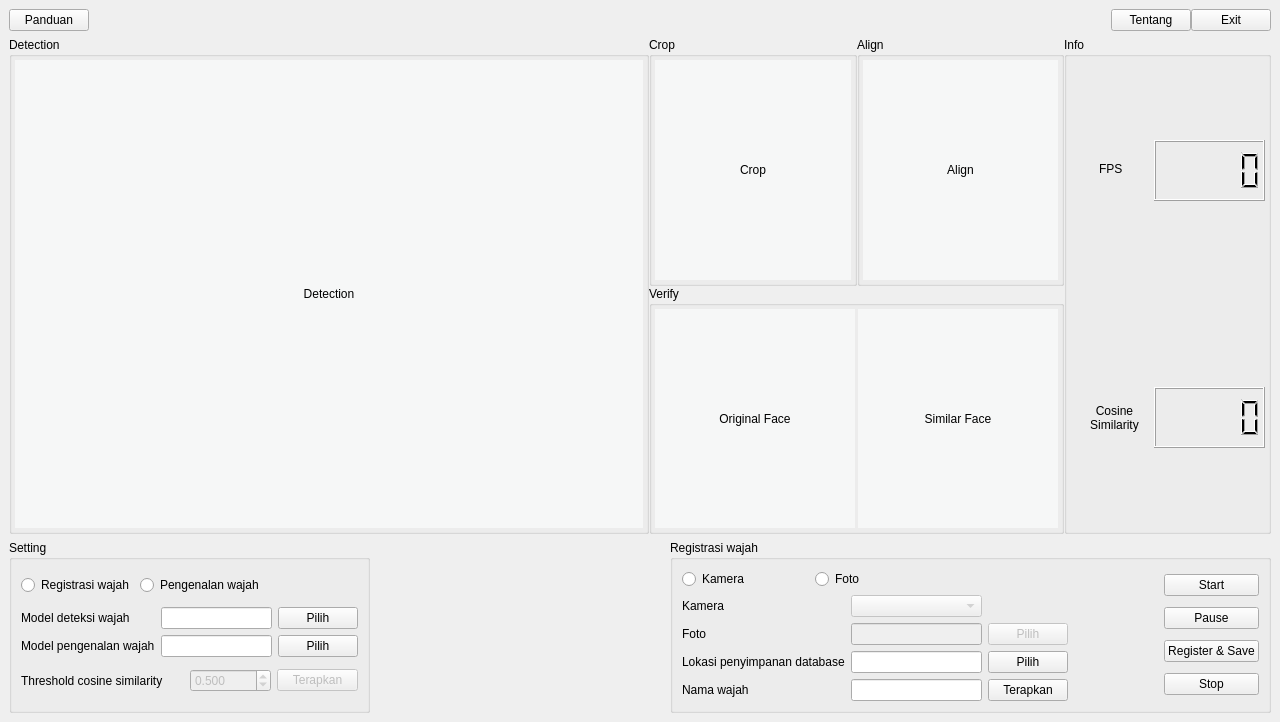
This is desain_v3.ui in yusufpraditya/face-recognition-app as Qt 5 draws it before an edit. The edited form follows.
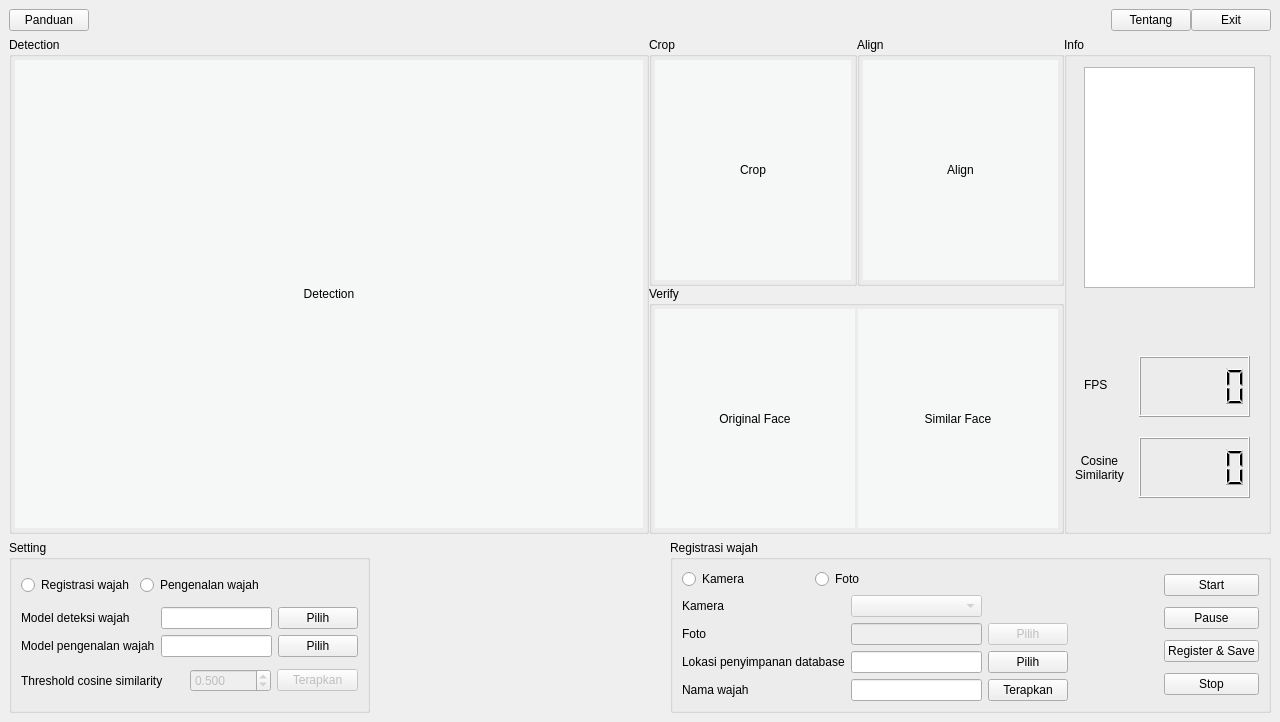
This is the edited form. The open tabs and pages were chosen to show the change.

Patch:
```diff
--- a/desain_v3.ui
+++ b/desain_v3.ui
@@ -290,8 +290,8 @@
          <widget class="QLCDNumber" name="lcdFPS">
           <property name="geometry">
            <rect>
-            <x>90</x>
-            <y>103</y>
+            <x>75</x>
+            <y>319</y>
             <width>111</width>
             <height>61</height>
            </rect>
@@ -300,8 +300,8 @@
          <widget class="QLabel" name="label">
           <property name="geometry">
            <rect>
-            <x>35</x>
-            <y>124</y>
+            <x>20</x>
+            <y>340</y>
             <width>31</width>
             <height>16</height>
            </rect>
@@ -313,8 +313,8 @@
          <widget class="QLCDNumber" name="lcdSimilarity">
           <property name="geometry">
            <rect>
-            <x>90</x>
-            <y>350</y>
+            <x>75</x>
+            <y>400</y>
             <width>111</width>
             <height>61</height>
            </rect>
@@ -329,8 +329,8 @@
          <widget class="QLabel" name="label_2">
           <property name="geometry">
            <rect>
-            <x>20</x>
-            <y>365</y>
+            <x>5</x>
+            <y>415</y>
             <width>61</width>
             <height>31</height>
            </rect>
@@ -346,6 +346,16 @@
            <set>Qt::AlignCenter</set>
           </property>
          </widget>
+         <widget class="QListWidget" name="listDatabase">
+          <property name="geometry">
+           <rect>
+            <x>20</x>
+            <y>30</y>
+            <width>171</width>
+            <height>221</height>
+           </rect>
+          </property>
+         </widget>
         </widget>
        </item>
       </layout>
```
Left out of the diff: 2 changed lines with no effect on the pictures.
